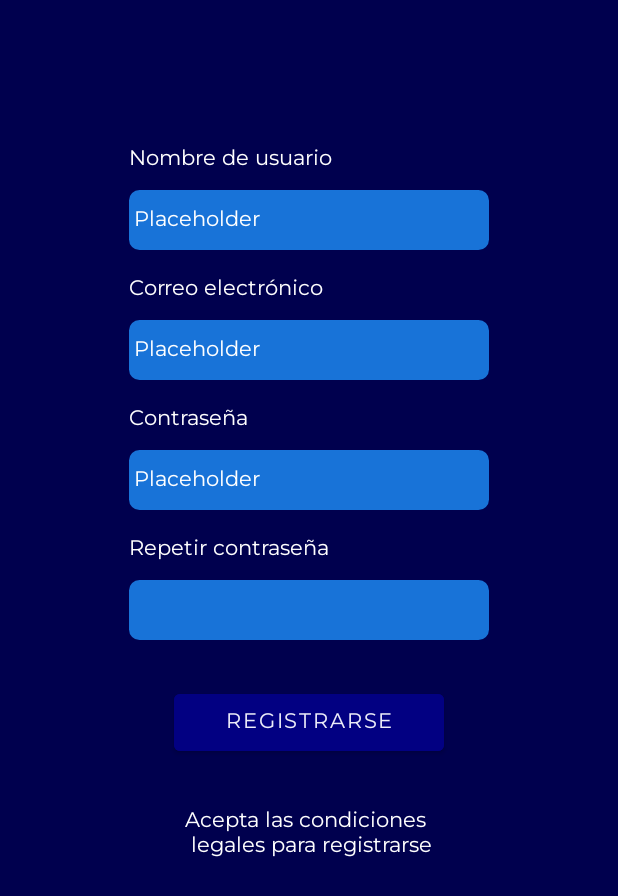
After one commit to LoniousSosa/RegistroApp, an Android app: the Register screen opened directly, with no data from a screen before it, on a phone screen of 412 x 824 dp. The commit adds this screen. Shown: the top 896 px of the screen. Run offline under Robolectric (Android 15) with nearby library versions, the phone set to English and light mode, and no system bars.

Commit message:
Nuevas pantallas tras modificar el figma

```diff
--- a/app/src/main/AndroidManifest.xml
+++ b/app/src/main/AndroidManifest.xml
@@ -12,6 +12,12 @@
         android:supportsRtl="true"
         android:theme="@style/Theme.RegistroApp"
         tools:targetApi="31">
+        <activity
+            android:name=".TarjetaActivity"
+            android:exported="false" />
+        <activity
+            android:name=".Register"
+            android:exported="false" />
         <activity
             android:name=".AsistenciaInstituto"
             android:exported="false" />
--- /dev/null
+++ b/app/src/main/java/com/example/registroapp/Register.java
@@ -0,0 +1,18 @@
+package com.example.registroapp;
+
+import android.os.Bundle;
+
+import androidx.activity.EdgeToEdge;
+import androidx.appcompat.app.AppCompatActivity;
+import androidx.core.graphics.Insets;
+import androidx.core.view.ViewCompat;
+import androidx.core.view.WindowInsetsCompat;
+
+public class Register extends AppCompatActivity {
+
+    @Override
+    protected void onCreate(Bundle savedInstanceState) {
+        super.onCreate(savedInstanceState);
+        setContentView(R.layout.activity_register);
+    }
+}
--- /dev/null
+++ b/app/src/main/res/drawable/input_bg.xml
@@ -0,0 +1,6 @@
+<?xml version="1.0" encoding="utf-8"?>
+<shape xmlns:android="http://schemas.android.com/apk/res/android">
+    <solid android:color="@color/white"/>
+    <corners android:radius="5dp"/>
+    <stroke android:width="3dp" android:color="@color/black"/>
+</shape>
--- a/app/src/main/res/layout/activity_asistencia_alumnos.xml
+++ b/app/src/main/res/layout/activity_asistencia_alumnos.xml
@@ -56,6 +56,7 @@
             android:layout_height="wrap_content"
             android:text="@string/siguiente"
             />
+
     </androidx.constraintlayout.widget.ConstraintLayout>
 
 
--- a/app/src/main/res/layout/activity_asistencia_instituto.xml
+++ b/app/src/main/res/layout/activity_asistencia_instituto.xml
@@ -51,7 +51,7 @@
         android:layout_height="60dp"
         >
         <Button
-            android:background="@drawable/buttondos"
+            android:background="@drawable/button_dos"
             style="@style/ButtonTwo"
             android:text="@string/entrada"
             android:backgroundTint="@null"
@@ -61,7 +61,7 @@
             />
 
         <Button
-            android:background="@drawable/buttondos"
+            android:background="@drawable/button_dos"
             style="@style/ButtonTwo"
             android:text="@string/salida"
             android:backgroundTint="@null"
@@ -70,7 +70,7 @@
             />
 
         <Button
-            android:background="@drawable/buttondos"
+            android:background="@drawable/button_dos"
             style="@style/ButtonTwo"
             android:text="@string/horas"
             android:backgroundTint="@null"
--- /dev/null
+++ b/app/src/main/res/layout/activity_register.xml
@@ -0,0 +1,122 @@
+<?xml version="1.0" encoding="utf-8"?>
+<androidx.constraintlayout.widget.ConstraintLayout xmlns:android="http://schemas.android.com/apk/res/android"
+    xmlns:app="http://schemas.android.com/apk/res-auto"
+    xmlns:tools="http://schemas.android.com/tools"
+    android:id="@+id/main"
+    android:layout_width="match_parent"
+    android:layout_height="match_parent"
+    tools:context=".Register">
+
+    <LinearLayout
+        android:layout_width="wrap_content"
+        android:layout_height="wrap_content"
+        android:orientation="vertical"
+        android:layout_marginTop="95dp"
+        app:layout_constraintTop_toTopOf="parent"
+        app:layout_constraintStart_toStartOf="parent"
+        app:layout_constraintEnd_toEndOf="parent"
+        >
+
+        <TextView
+            android:id="@+id/username"
+            android:layout_width="wrap_content"
+            android:layout_height="wrap_content"
+            android:text="@string/nombre_de_usuario"
+            android:layout_marginBottom="10dp"
+            />
+
+        <EditText
+            android:id="@+id/username_input"
+            android:layout_width="240dp"
+            android:layout_height="40dp"
+            android:padding="3dp"
+            android:inputType="text"
+            android:hint="@string/placeholder"
+            android:background="@drawable/input_bg"
+            style="@style/InputEditText"
+            android:textColorHint="@color/white"
+            />
+
+        <TextView
+            android:id="@+id/email"
+            android:layout_width="wrap_content"
+            android:layout_height="wrap_content"
+            android:text="@string/email"
+            android:layout_marginTop="15dp"
+            android:layout_marginBottom="10dp"
+            />
+
+        <EditText
+            android:id="@+id/email_input"
+            android:layout_width="240dp"
+            android:layout_height="40dp"
+            android:padding="3dp"
+            android:inputType="text"
+            android:hint="@string/placeholder"
+            android:background="@drawable/input_bg"
+            style="@style/InputEditText"
+            android:textColorHint="@color/white"
+            />
+
+        <TextView
+            android:id="@+id/password"
+            android:layout_width="wrap_content"
+            android:layout_height="wrap_content"
+            android:text="@string/password"
+            android:layout_marginTop="15dp"
+            android:layout_marginBottom="10dp"
+            />
+
+        <EditText
+            android:id="@+id/password_input"
+            android:layout_width="240dp"
+            android:layout_height="40dp"
+            android:padding="3dp"
+            android:inputType="text"
+            android:hint="@string/placeholder"
+            android:background="@drawable/input_bg"
+            style="@style/InputEditText"
+            android:textColorHint="@color/white"
+            />
+
+        <TextView
+            android:id="@+id/repeatPasswd"
+            android:layout_width="wrap_content"
+            android:layout_height="wrap_content"
+            android:text="@string/rep_password"
+            android:layout_marginTop="15dp"
+            android:layout_marginBottom="10dp"
+            />
+
+        <EditText
+            android:id="@+id/repeat_passwd_input"
+            android:layout_width="240dp"
+            android:layout_height="40dp"
+            android:padding="30px"
+            android:inputType="text"
+            android:hint="@string/placeholder"
+            android:background="@drawable/input_bg"
+            style="@style/InputEditText"
+            android:textColorHint="@color/white"
+            />
+
+        <Button
+            android:id="@+id/registerInButton"
+            android:layout_width="180dp"
+            android:layout_height="50dp"
+            style="@style/ButtonOne"
+            android:text="@string/register"
+            android:layout_marginVertical="30dp"
+            android:padding="0px"
+            android:layout_gravity="center"
+            />
+
+        <TextView
+            android:layout_width="wrap_content"
+            android:layout_height="wrap_content"
+            android:text="@string/legal_terms"
+            android:layout_gravity="center"
+            />
+    </LinearLayout>
+
+</androidx.constraintlayout.widget.ConstraintLayout>
--- a/app/src/main/res/values/ids.xml
+++ /dev/null
@@ -1,5 +0,0 @@
-<?xml version="1.0" encoding="utf-8"?>
-<resources>
-    <item name="gestionAlumnos" type="id" />
-    <item name="boton1" type="id">boton1</item>
-</resources>
--- a/app/src/main/res/values/strings.xml
+++ b/app/src/main/res/values/strings.xml
@@ -26,4 +26,16 @@
     <string name="entrada">ENTRADA</string>
     <string name="salida">Salida</string>
     <string name="horas">Horas</string>
+    <string name="nombre_clase">NOMBRE CLASE</string>
+    <string name="nombre_de_ejemplo">Nombre de ejemplo</string>
+    <string name="aula">AULA</string>
+    <string name="alumno_nuevo">Alumno nuevo</string>
+    <string name="registrarse">REGISTRARSE</string>
+    <string name="placeholder">Placeholder</string>
+    <string name="nombre_de_usuario">Nombre de usuario</string>
+    <string name="email">Correo electrónico</string>
+    <string name="password">Contraseña</string>
+    <string name="rep_password">Repetir contraseña</string>
+    <string name="register">Registrarse</string>
+    <string name="legal_terms">Acepta las condiciones \n legales para registrarse</string>
 </resources>
--- a/app/src/main/res/values/themes.xml
+++ b/app/src/main/res/values/themes.xml
@@ -22,8 +22,15 @@
     </style>
 
     <style name="ButtonTwo" parent="Widget.MaterialComponents.Button">
-        <item name="android:background">@drawable/buttondos</item>
+        <item name="android:background">@drawable/button_dos</item>
         <item name="android:textColor">@color/beige</item>
         <item name="backgroundTint">@null</item>
     </style>
+    <style name="InputEditText" parent="Widget.MaterialComponents.TextInputLayout.OutlinedBox">
+        <item name="colorControlNormal">@color/white</item>
+        <item name="colorControlActivated">@color/white</item>
+        <item name="android:backgroundTint">@color/sky_blue</item>
+        <item name="android:paddingVertical" tools:targetApi="o">10dp</item>
+        <item name="android:textColor">@color/white</item>
+    </style>
 </resources>
```
Also changed, not shown: app/src/main/java/com/example/registroapp/TarjetaActivity.java (added, +18 -0 lines), app/src/main/res/layout/activity_gestionar_clases.xml (+9 -5 lines), app/src/main/res/layout/activity_lista_alumnos.xml (+2 -6 lines), app/src/main/res/layout/activity_main.xml (+14 -3 lines), app/src/main/res/layout/activity_tarjeta.xml (added, +10 -0 lines), app/src/main/res/drawable/button_dos.xml (renamed from app/src/main/res/drawable/buttondos.xml), app/src/main/res/drawable/tarjeta.png (added).
